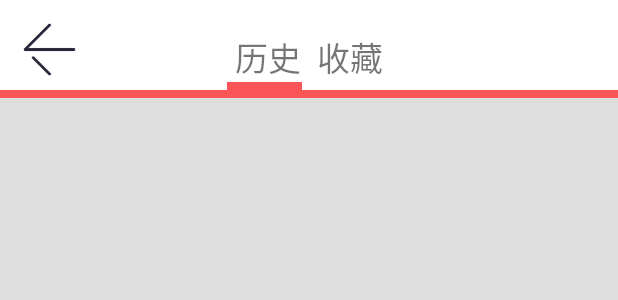
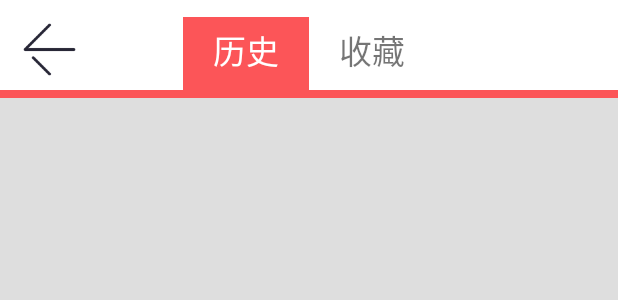
Before and after one commit to kymtwyf/bmix, an Android app: the layout activity_new_history.xml on its own in the app's theme, with its tools: preview values and no code run, on a phone screen of 412 x 824 dp. Shown: the top 300 px of the screen. Run offline under Robolectric (Android 15) with nearby library versions, the phone set to English and light mode, and no system bars; network calls fail.

Commit message:
history in testing

```diff
--- a/app/src/main/res/layout/activity_new_history.xml
+++ b/app/src/main/res/layout/activity_new_history.xml
@@ -25,12 +25,17 @@
                 android:layout_height="wrap_content"
                 android:id="@+id/tvHistory"
                 android:textSize="22dp"
-                android:padding="5dp"
                 android:layout_alignParentLeft="false"
                 android:layout_marginLeft="0dp"
                 android:layout_alignParentTop="false"
                 android:layout_marginTop="0dp"
-                android:layout_alignParentBottom="true" />
+                android:layout_alignParentBottom="true"
+                android:paddingLeft="20dp"
+                android:paddingTop="5dp"
+                android:paddingRight="20dp"
+                android:paddingBottom="10dp"
+                android:textColor="@color/white"
+                android:background="@color/color_splitter_red" />
 
             <TextView
                 android:text="收藏"
@@ -38,22 +43,26 @@
                 android:layout_height="wrap_content"
                 android:id="@+id/tvLike"
                 android:textSize="22dp"
-                android:padding="5dp"
                 android:layout_alignParentLeft="false"
                 android:layout_alignParentTop="false"
                 android:layout_marginTop="0dp"
                 android:layout_toRightOf="@+id/tvHistory"
                 android:layout_alignParentRight="false"
-                android:layout_alignParentBottom="true" />
-
-            <ImageView
-                android:layout_width="50dp"
-                android:layout_height="5dp"
-                android:id="@+id/ivIndicator"
-                android:background="@color/color_splitter_red"
-                android:layout_alignParentBottom="true" />
+                android:layout_alignParentBottom="true"
+                android:paddingLeft="20dp"
+                android:paddingTop="5dp"
+                android:paddingRight="20dp"
+                android:paddingBottom="10dp" />
 
         </RelativeLayout>
+
+        <ImageView
+            android:layout_width="50dp"
+            android:layout_height="5dp"
+            android:id="@+id/ivIndicator"
+            android:background="@color/color_splitter_red"
+            android:layout_alignParentBottom="true"
+            android:visibility="gone" />
 
     </RelativeLayout>
 
```
Also changed, not shown: app/src/main/java/hackathon/dclab/com/minidianping/LogUtil.java (+10 -7 lines), app/src/main/java/hackathon/dclab/com/minidianping/NavActivity.java (+15 -0 lines), app/src/main/java/hackathon/dclab/com/minidianping/NewHistoryActivity.java (+88 -14 lines), app/src/main/res/layout/history_item.xml (+3 -5 lines), app/src/main/res/drawable-hdpi/icon_1.jpg (added), app/src/main/res/drawable-hdpi/icon_2.jpg (added), app/src/main/res/drawable-hdpi/icon_3.jpg (added).
